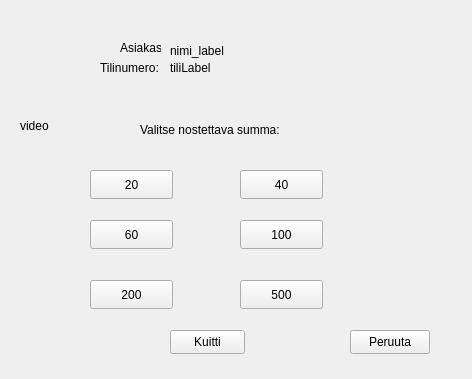
Above: frontend/nostosummawindow.ui from 22kmo-project/group_1 before the change. Below: the same form after it.
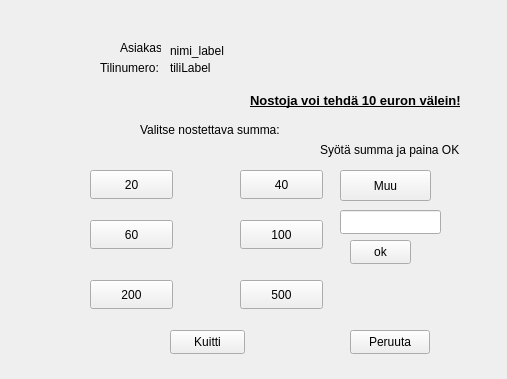
That is the form after the change.

Commit message: muu summa nosto tehty ja toimii

```diff
--- a/frontend/nostosummawindow.ui
+++ b/frontend/nostosummawindow.ui
@@ -6,7 +6,7 @@
    <rect>
     <x>0</x>
     <y>0</y>
-    <width>472</width>
+    <width>507</width>
     <height>379</height>
    </rect>
   </property>
@@ -211,17 +211,75 @@
     <string>Kuitti</string>
    </property>
   </widget>
-  <widget class="QLabel" name="video">
+  <widget class="QPushButton" name="muuButton">
    <property name="geometry">
     <rect>
-     <x>20</x>
+     <x>340</x>
+     <y>170</y>
+     <width>91</width>
+     <height>31</height>
+    </rect>
+   </property>
+   <property name="text">
+    <string>Muu</string>
+   </property>
+  </widget>
+  <widget class="QLineEdit" name="lineEdit">
+   <property name="geometry">
+    <rect>
+     <x>340</x>
+     <y>210</y>
+     <width>101</width>
+     <height>24</height>
+    </rect>
+   </property>
+  </widget>
+  <widget class="QLabel" name="muu_info">
+   <property name="geometry">
+    <rect>
+     <x>320</x>
+     <y>140</y>
+     <width>141</width>
+     <height>20</height>
+    </rect>
+   </property>
+   <property name="text">
+    <string>Syötä summa ja paina OK</string>
+   </property>
+  </widget>
+  <widget class="QLabel" name="jakolabel">
+   <property name="geometry">
+    <rect>
+     <x>250</x>
      <y>90</y>
-     <width>71</width>
-     <height>71</height>
+     <width>231</width>
+     <height>21</height>
     </rect>
    </property>
+   <property name="font">
+    <font>
+     <pointsize>10</pointsize>
+     <italic>false</italic>
+     <bold>true</bold>
+     <underline>true</underline>
+     <strikeout>false</strikeout>
+    </font>
+   </property>
    <property name="text">
-    <string>video</string>
+    <string>Nostoja voi tehdä 10 euron välein!</string>
+   </property>
+  </widget>
+  <widget class="QPushButton" name="confirmButton">
+   <property name="geometry">
+    <rect>
+     <x>350</x>
+     <y>240</y>
+     <width>61</width>
+     <height>24</height>
+    </rect>
+   </property>
+   <property name="text">
+    <string>ok</string>
    </property>
   </widget>
  </widget>
```
The commit also changes 3 other files.
